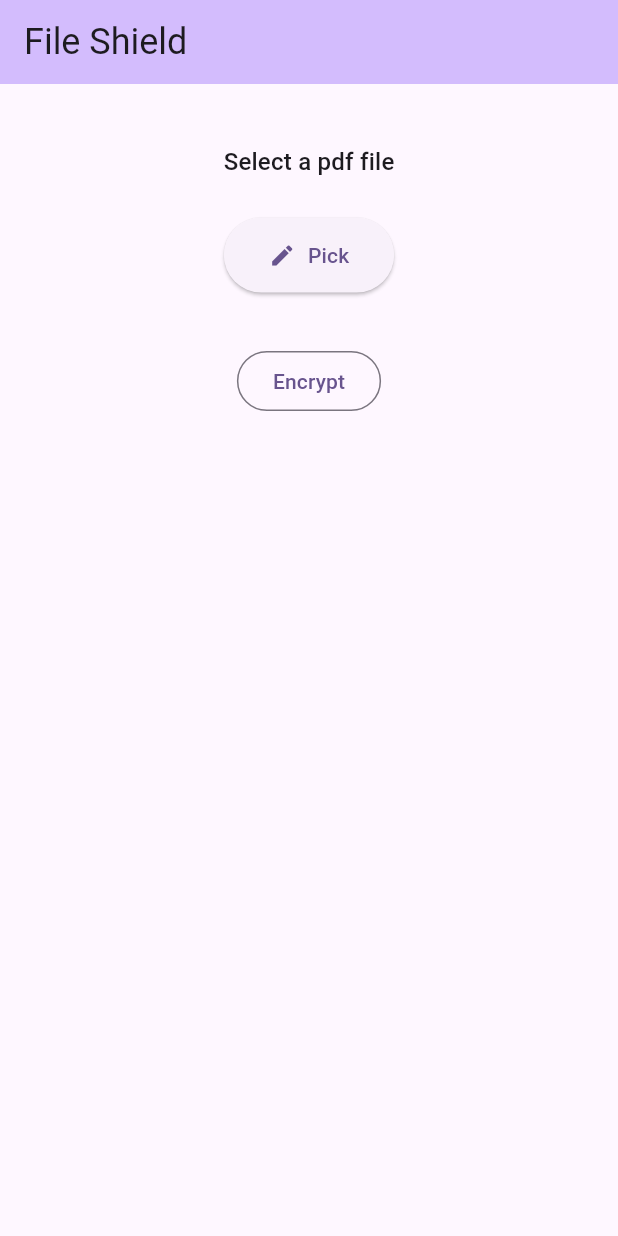
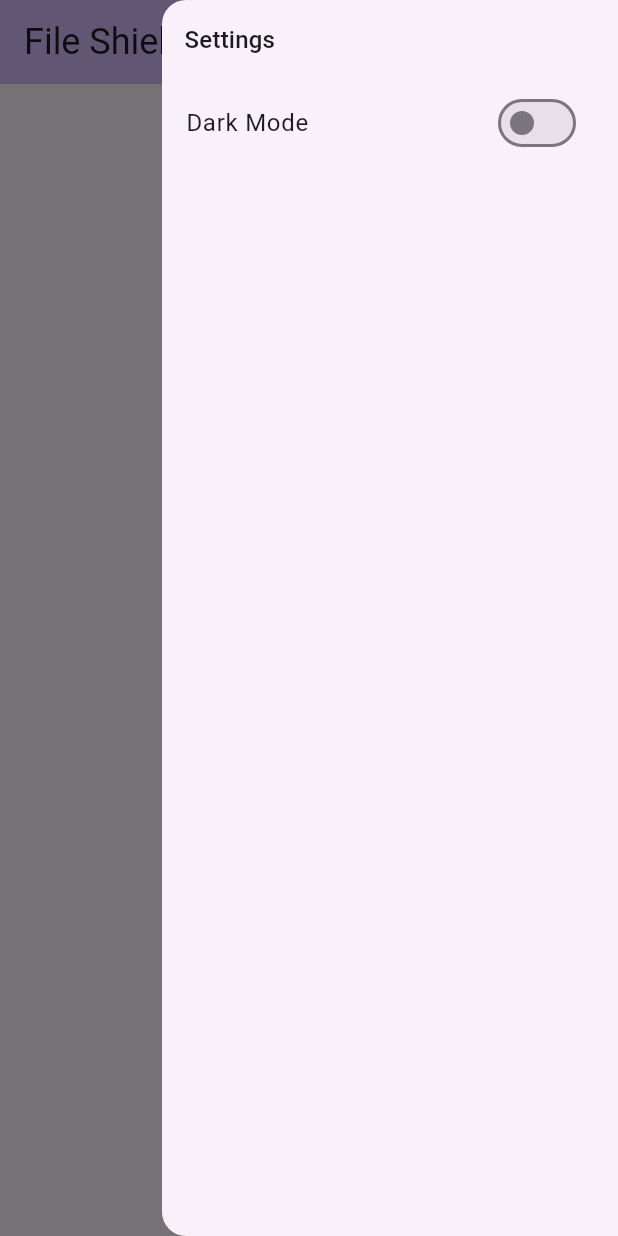
Before and after one commit to sixtusagbo/file_shield, a Flutter app: the screen it shows after launch, with the side drawer open (before the commit the screen has no drawer), on a phone screen of 412 x 824 dp. Run offline on Flutter 3.47's test engine with Material 2 defaults, Android fonts, the phone set to English and light mode, and no system bars; our stand-ins replace file_picker, logger; missing offline and left inert: encrypt, window_size.

Commit message:
Add settings drawer

```diff
--- a/lib/main.dart
+++ b/lib/main.dart
@@ -51,6 +51,7 @@ class _HomeViewState extends State<HomeView> {
   String fileName = 'Pick';
   List<PlatformFile>? selectedFiles;
   bool showDecryptButton = false;
+  bool _darkMode = false;
   final _scaffoldKey = GlobalKey<ScaffoldState>();
 
   @override
@@ -62,6 +63,12 @@ class _HomeViewState extends State<HomeView> {
       appBar: AppBar(
         backgroundColor: theme.colorScheme.inversePrimary,
         title: Text('File Shield', style: theme.textTheme.headlineSmall),
+        actions: [
+          IconButton(
+            onPressed: () => _scaffoldKey.currentState?.openEndDrawer(),
+            icon: const Icon(Icons.settings),
+          )
+        ],
       ),
       body: Center(
         child: Padding(
@@ -106,6 +113,26 @@ class _HomeViewState extends State<HomeView> {
           ),
         ),
       ),
+      endDrawer: Drawer(
+        child: ListView(
+          children: [
+            Padding(
+              padding: const EdgeInsets.all(15),
+              child: Text(
+                'Settings',
+                style: theme.textTheme.titleMedium,
+              ),
+            ),
+            ListTile(
+              title: const Text('Dark Mode'),
+              trailing: Switch(
+                value: _darkMode,
+                onChanged: (v) => setState(() => _darkMode = v),
+              ),
+            ),
+          ],
+        ),
+      ),
     );
   }
 
```
